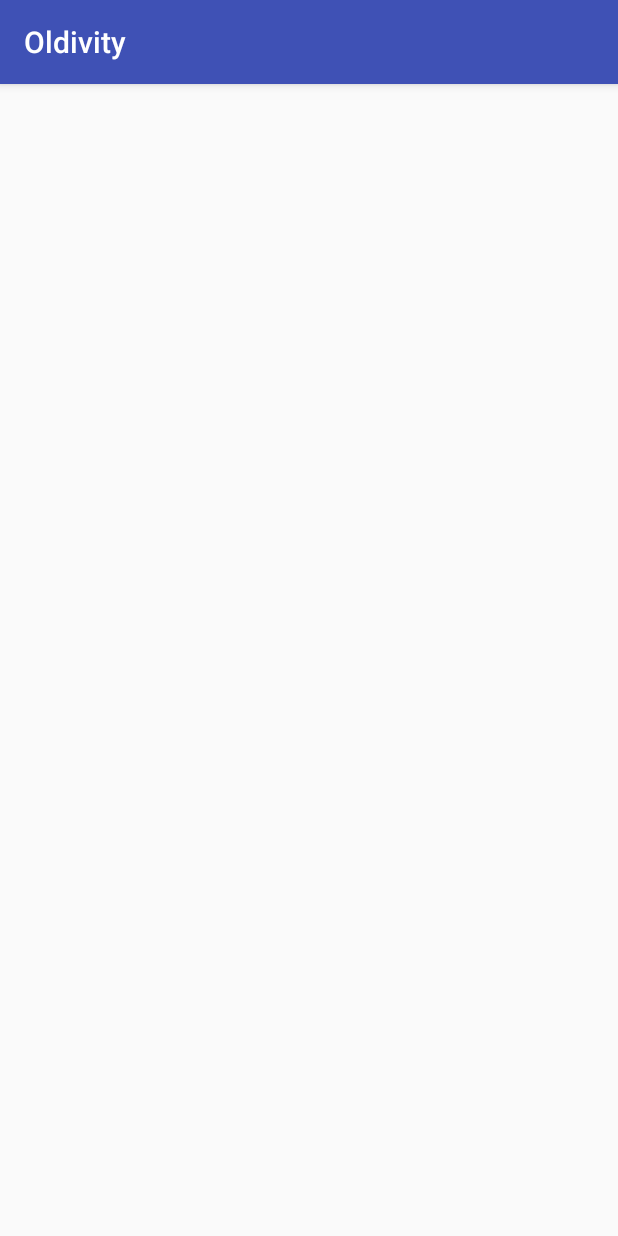
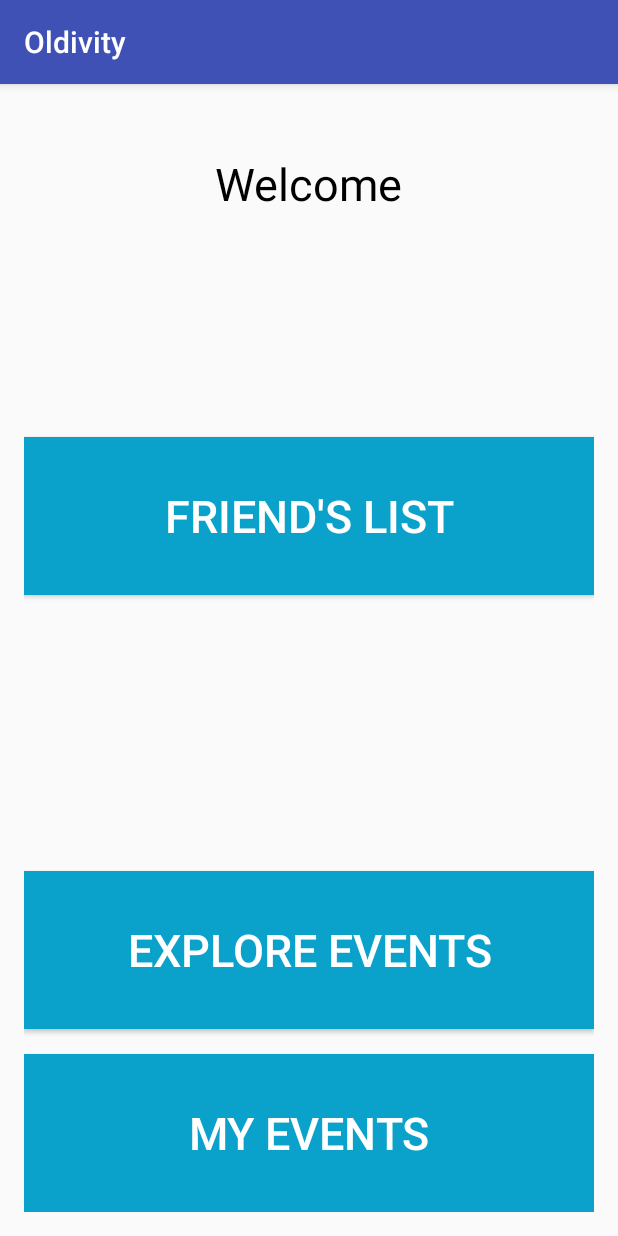
Before and after one commit to Trung-N/Oldtivity-app, an Android app: the profile screen opened directly, with no data from a screen before it, on a phone screen of 412 x 824 dp. Run offline under Robolectric (Android 15) with nearby library versions, the phone set to English and light mode, and no system bars; our stand-ins replace Firebase (no records; nobody signed in at launch, a user with empty details on screens opened directly).

Commit message:
individual profile according to emails

```diff
--- a/Oldivity/app/src/main/java/com/example/oldivity/MainActivity.java
+++ b/Oldivity/app/src/main/java/com/example/oldivity/MainActivity.java
@@ -44,6 +44,7 @@ public class MainActivity extends AppCompatActivity {
         FirebaseUser user = mAuth.getCurrentUser();
         //updateUI(currentUser);
     }
+
 
     //When login button is pressed
     public void SignIN(View view) {
@@ -119,4 +120,7 @@ public class MainActivity extends AppCompatActivity {
         }
         return valid;
     }
+
+
+
 }
--- a/Oldivity/app/src/main/java/com/example/oldivity/profile.java
+++ b/Oldivity/app/src/main/java/com/example/oldivity/profile.java
@@ -1,13 +1,47 @@
 package com.example.oldivity;
 
+import android.content.Intent;
 import android.support.v7.app.AppCompatActivity;
 import android.os.Bundle;
+import com.google.firebase.auth.FirebaseAuth;
+import com.google.firebase.auth.FirebaseUser;
+import android.view.View;
+import android.widget.EditText;
+import android.widget.TextView;
 
 public class profile extends AppCompatActivity {
+    private TextView editText;
+    private static final String TAG = "profile";
+    private FirebaseAuth mAuth;
 
     @Override
     protected void onCreate(Bundle savedInstanceState) {
         super.onCreate(savedInstanceState);
         setContentView(R.layout.activity_profile);
+        editText = findViewById(R.id.displayName);
+        getUserProfile();
     }
+
+    public void getUserProfile() {
+        // [START get_user_profile]
+        FirebaseUser user = FirebaseAuth.getInstance().getCurrentUser();
+        if (user != null) {
+
+            editText.setText(user.getEmail());
+
+        }
+    }
+
+    public void myEvents(View view) {
+
+    }
+
+    public void friendsList(View view) {
+
+    }
+
+    public void exploreEvents(View view) {
+
+    }
+
 }
--- a/Oldivity/app/src/main/res/layout/activity_profile.xml
+++ b/Oldivity/app/src/main/res/layout/activity_profile.xml
@@ -1,9 +1,83 @@
-<?xml version="1.0" encoding="utf-8"?>
-<android.support.constraint.ConstraintLayout xmlns:android="http://schemas.android.com/apk/res/android"
+<RelativeLayout xmlns:android="http://schemas.android.com/apk/res/android"
     xmlns:app="http://schemas.android.com/apk/res-auto"
     xmlns:tools="http://schemas.android.com/tools"
     android:layout_width="match_parent"
     android:layout_height="match_parent"
+    android:gravity="center_horizontal"
+    android:orientation="vertical"
+    android:paddingBottom="@dimen/activity_vertical_margin"
+    android:paddingLeft="@dimen/activity_horizontal_margin"
+    android:paddingRight="@dimen/activity_horizontal_margin"
+    android:paddingTop="@dimen/activity_vertical_margin"
     tools:context=".profile">
 
-</android.support.constraint.ConstraintLayout>
+    <TextView
+        android:id="@+id/welcome"
+        android:layout_width="wrap_content"
+        android:layout_height="wrap_content"
+        android:layout_alignParentTop="true"
+        android:layout_centerHorizontal="true"
+        android:layout_marginTop="30dp"
+        android:text="Welcome"
+        android:textColor="@android:color/black"
+        android:textSize="30sp"/>
+
+    <TextView
+        android:id="@+id/displayName"
+        android:layout_width="wrap_content"
+        android:layout_height="wrap_content"
+        android:layout_alignParentTop="true"
+        android:layout_centerHorizontal="true"
+        android:layout_marginTop="93dp"
+        android:textColor="@android:color/black"
+        android:textSize="25sp" />
+
+    <Button
+        android:id="@+id/buttonfriendslist"
+        android:layout_width="383dp"
+        android:layout_height="105dp"
+        android:layout_alignParentTop="true"
+        android:layout_centerHorizontal="true"
+        android:layout_marginTop="219dp"
+        android:background="#0AA2CB"
+        android:lineSpacingExtra="20sp"
+        android:onClick="friendsList"
+        android:text="Friend's List"
+        android:textColor="#FFFFFF"
+        android:textSize="30sp"
+        android:visibility="visible"
+        tools:layout_editor_absoluteX="14dp"
+        tools:layout_editor_absoluteY="482dp" />
+
+    <Button
+        android:id="@+id/buttonexploreevents"
+        android:layout_width="383dp"
+        android:layout_height="105dp"
+        android:layout_alignParentBottom="true"
+        android:layout_centerHorizontal="true"
+        android:layout_marginBottom="122dp"
+        android:background="#0AA2CB"
+        android:lineSpacingExtra="20sp"
+        android:onClick="exploreEvents"
+        android:text="Explore Events"
+        android:textColor="#FFFFFF"
+        android:textSize="30sp"
+        android:visibility="visible"
+        tools:layout_editor_absoluteX="14dp"
+        tools:layout_editor_absoluteY="359dp" />
+
+    <Button
+        android:id="@+id/buttonmyevents"
+        android:layout_width="383dp"
+        android:layout_height="105dp"
+        android:layout_alignParentBottom="true"
+        android:layout_centerHorizontal="true"
+        android:background="#0AA2CB"
+        android:lineSpacingExtra="20sp"
+        android:onClick="myEvents"
+        android:text="My Events"
+        android:textColor="#FFFFFF"
+        android:textSize="30sp"
+        android:visibility="visible" />
+
+</RelativeLayout>
--- a/Oldivity/app/src/main/res/layout/activity_sign_up.xml
+++ b/Oldivity/app/src/main/res/layout/activity_sign_up.xml
@@ -3,7 +3,7 @@
     xmlns:tools="http://schemas.android.com/tools"
     android:layout_width="match_parent"
     android:layout_height="match_parent"
-    tools:context=".SignUp">
+    tools:context=".SignUpActivity">
     <ScrollView
         xmlns:android="http://schemas.android.com/apk/res/android"
         xmlns:tools="http://schemas.android.com/tools"
```
Also changed, not shown: Oldivity/app/src/main/java/com/example/oldivity/signInActivity.java (deleted, +0 -15 lines), Oldivity/app/src/main/res/layout/activity_login.xml (deleted, +0 -127 lines), Oldivity/app/src/main/res/layout/activity_main.xml (+8 -8 lines), Oldivity/app/src/main/res/layout/activity_sign_in.xml (deleted, +0 -42 lines), Oldivity/app/src/main/res/layout/viewlistcontents_layout.xml (deleted, +0 -10 lines).
